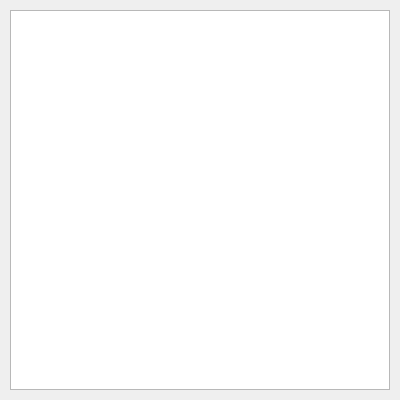
Qt form app/ui/files_list_dialog.ui (ingbyr/vdm) before a commit.
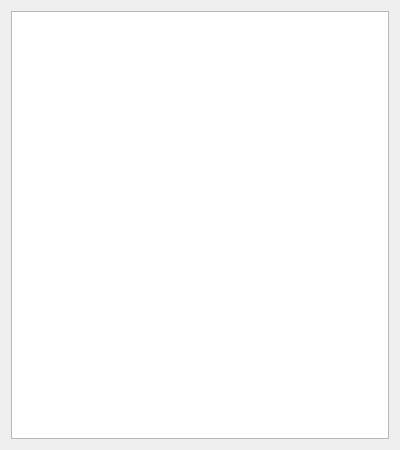
The same form after that commit. Icons and pictures are not drawn.

What changed in the file:
```diff
--- a/app/ui/files_list_dialog.ui
+++ b/app/ui/files_list_dialog.ui
@@ -7,7 +7,7 @@
     <x>0</x>
     <y>0</y>
     <width>400</width>
-    <height>400</height>
+    <height>450</height>
    </rect>
   </property>
   <property name="font">
@@ -23,21 +23,30 @@
    <iconset>
     <normaloff>:/res/favicon.ico</normaloff>:/res/favicon.ico</iconset>
   </property>
+  <layout class="QGridLayout" name="gridLayout">
+   <item row="0" column="0">
   <widget class="QListWidget" name="list_widget">
-   <property name="geometry">
-    <rect>
-     <x>10</x>
-     <y>10</y>
-     <width>380</width>
-     <height>380</height>
-    </rect>
+     <property name="enabled">
+      <bool>true</bool>
+     </property>
+     <property name="sizePolicy">
+      <sizepolicy hsizetype="Expanding" vsizetype="Expanding">
+       <horstretch>0</horstretch>
+       <verstretch>0</verstretch>
+      </sizepolicy>
    </property>
    <property name="font">
     <font>
-     <pointsize>9</pointsize>
-    </font>
-   </property>
-  </widget>
+       <family>Century Gothic</family>
+       <pointsize>11</pointsize>
+      </font>
+     </property>
+     <property name="styleSheet">
+      <string notr="true">QListWidget::item { border-bottom: 1px solid black; }</string>
+     </property>
+    </widget>
+   </item>
+  </layout>
  </widget>
  <resources/>
  <connections/>
```
Lines whose indentation alone changed are shown as unchanged.
